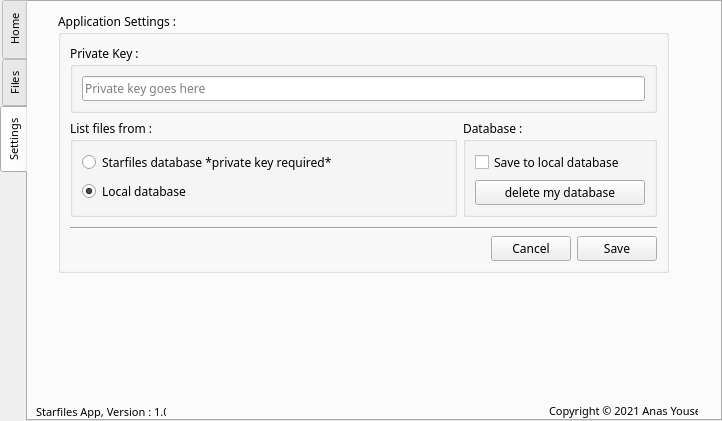
This is starfiles.ui in QuixThe2nd/StarfilesApp as Qt 5 draws it before an edit. The edited form follows.
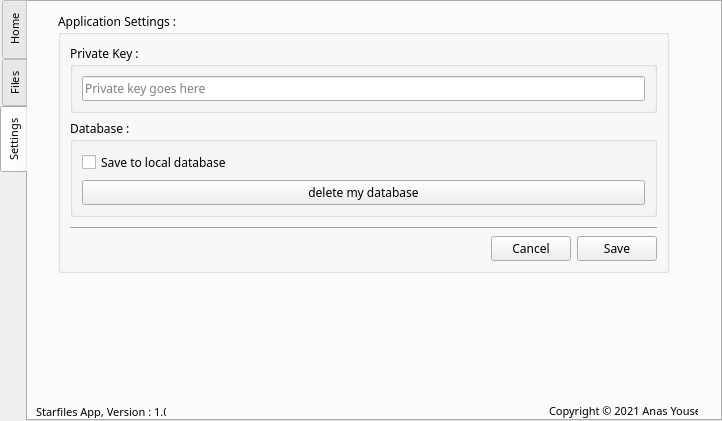
This is the edited form. The open tabs and pages were chosen to show the change. Icons and pictures are not drawn.

What changed in the file:
```diff
--- a/starfiles.ui
+++ b/starfiles.ui
@@ -483,50 +483,6 @@
            </item>
           </layout>
          </item>
-         <item row="1" column="0" colspan="2">
-          <widget class="QGroupBox" name="groupBox">
-           <property name="font">
-            <font>
-             <family>Titillium Web</family>
-             <pointsize>9</pointsize>
-            </font>
-           </property>
-           <property name="title">
-            <string>List files from :</string>
-           </property>
-           <layout class="QVBoxLayout" name="verticalLayout">
-            <item>
-             <widget class="QRadioButton" name="RadUserFiles">
-              <property name="font">
-               <font>
-                <family>Titillium Web</family>
-                <pointsize>9</pointsize>
-               </font>
-              </property>
-              <property name="text">
-               <string>Starfiles database *private key required*</string>
-              </property>
-             </widget>
-            </item>
-            <item>
-             <widget class="QRadioButton" name="RadLocalFiles">
-              <property name="font">
-               <font>
-                <family>Titillium Web</family>
-                <pointsize>9</pointsize>
-               </font>
-              </property>
-              <property name="text">
-               <string>Local database</string>
-              </property>
-              <property name="checked">
-               <bool>true</bool>
-              </property>
-             </widget>
-            </item>
-           </layout>
-          </widget>
-         </item>
          <item row="2" column="0" colspan="2">
           <spacer name="verticalSpacer_3">
            <property name="orientation">
@@ -540,7 +496,14 @@
            </property>
           </spacer>
          </item>
-         <item row="1" column="2">
+         <item row="3" column="0" colspan="3">
+          <widget class="Line" name="line_2">
+           <property name="orientation">
+            <enum>Qt::Horizontal</enum>
+           </property>
+          </widget>
+         </item>
+         <item row="1" column="0" colspan="3">
           <widget class="QGroupBox" name="groupBox_4">
            <property name="font">
             <font>
```
Left out of the diff: 7 changed lines with no effect on the pictures.
